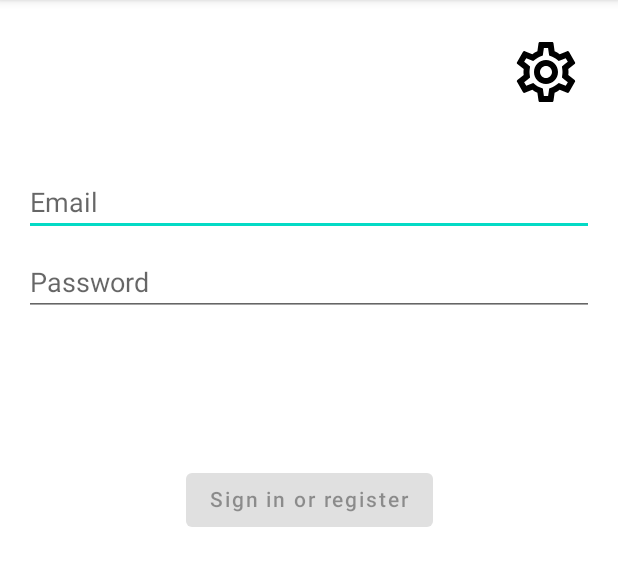
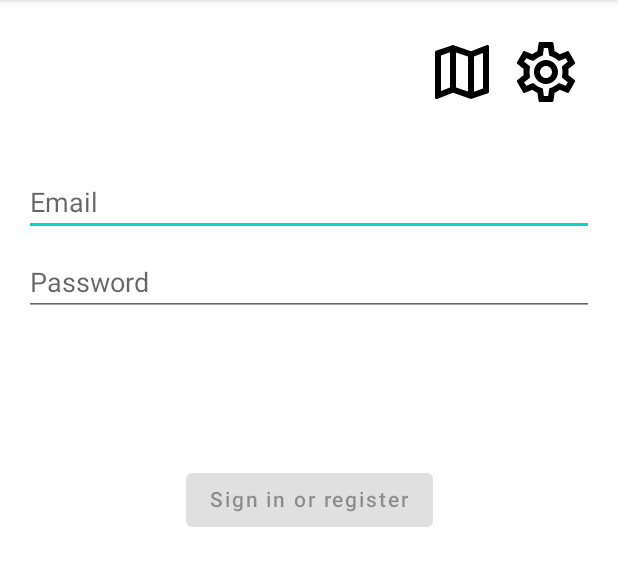
Before and after one commit to plusmobileapps/espresso-kotlin-playground, an Android app built with Jetpack Compose: the screen it shows after launch (LoginActivity), on a phone screen of 412 x 824 dp, the part 84-670 px from its top. Run offline under Robolectric (Android 15) with nearby library versions, the phone set to English and light mode, and no system bars; our stand-ins replace Dagger/Hilt's generated code, livedata-compose.

Commit message:
add a map activity

```diff
--- a/app/build.gradle
+++ b/app/build.gradle
@@ -5,7 +5,7 @@ plugins {
     id 'dagger.hilt.android.plugin'
     id 'org.jetbrains.kotlin.plugin.allopen'
     id 'org.jetbrains.kotlin.plugin.serialization'
-
+    id 'com.google.android.libraries.mapsplatform.secrets-gradle-plugin'
 }
 
 allOpen {
@@ -71,6 +71,7 @@ dependencies {
     implementation 'androidx.lifecycle:lifecycle-livedata-ktx:2.4.0'
     implementation 'androidx.lifecycle:lifecycle-viewmodel-ktx:2.5.0-alpha01'
     implementation "androidx.fragment:fragment-ktx:1.4.1"
+    implementation 'com.google.android.gms:play-services-maps:18.0.2'
 
     testImplementation 'junit:junit:4.13.2'
     androidTestImplementation 'androidx.test.ext:junit:1.1.3'
--- a/app/src/main/java/com/plusmobileapps/kotlinopenespresso/ui/login/LoginActivity.kt
+++ b/app/src/main/java/com/plusmobileapps/kotlinopenespresso/ui/login/LoginActivity.kt
@@ -17,6 +17,7 @@ import androidx.core.view.isVisible
 import androidx.lifecycle.Observer
 import com.plusmobileapps.kotlinopenespresso.R
 import com.plusmobileapps.kotlinopenespresso.databinding.ActivityLoginBinding
+import com.plusmobileapps.kotlinopenespresso.ui.MapActivity
 import com.plusmobileapps.kotlinopenespresso.ui.settings.SettingsActivity
 import dagger.hilt.android.AndroidEntryPoint
 
@@ -39,6 +40,10 @@ class LoginActivity : AppCompatActivity() {
 
         binding.settingsButton.setOnClickListener {
             startActivity(Intent(this, SettingsActivity::class.java))
+        }
+
+        binding.mapButton.setOnClickListener {
+            startActivity(Intent(this, MapActivity::class.java))
         }
 
         loginButton.setContent {
--- /dev/null
+++ b/app/src/main/res/drawable/ic_map_black_48dp.xml
@@ -0,0 +1,9 @@
+<vector xmlns:android="http://schemas.android.com/apk/res/android"
+    android:width="48dp"
+    android:height="48dp"
+    android:viewportWidth="24"
+    android:viewportHeight="24">
+  <path
+      android:pathData="M20.5,3l-0.16,0.03L15,5.1 9,3 3.36,4.9c-0.21,0.07 -0.36,0.25 -0.36,0.48L3,20.5c0,0.28 0.22,0.5 0.5,0.5l0.16,-0.03L9,18.9l6,2.1 5.64,-1.9c0.21,-0.07 0.36,-0.25 0.36,-0.48L21,3.5c0,-0.28 -0.22,-0.5 -0.5,-0.5zM10,5.47l4,1.4v11.66l-4,-1.4L10,5.47zM5,6.46l3,-1.01v11.7l-3,1.16L5,6.46zM19,17.54l-3,1.01L16,6.86l3,-1.16v11.84z"
+      android:fillColor="#000000"/>
+</vector>
--- a/app/src/main/res/layout/activity_login.xml
+++ b/app/src/main/res/layout/activity_login.xml
@@ -129,4 +129,15 @@
         app:layout_constraintTop_toTopOf="parent"
         app:srcCompat="@drawable/ic_settings_black_48dp" />
 
+    <ImageButton
+        android:id="@+id/map_button"
+        android:layout_width="wrap_content"
+        android:layout_height="wrap_content"
+        android:background="?attr/selectableItemBackgroundBorderless"
+        android:layout_marginTop="8dp"
+        android:layout_marginEnd="8dp"
+        app:layout_constraintEnd_toStartOf="@+id/settings_button"
+        app:layout_constraintTop_toTopOf="parent"
+        app:srcCompat="@drawable/ic_map_black_48dp" />
+
 </androidx.constraintlayout.widget.ConstraintLayout>
--- /dev/null
+++ b/app/src/main/res/layout/map_fragment.xml
@@ -0,0 +1,6 @@
+<?xml version="1.0" encoding="utf-8"?>
+<fragment xmlns:android="http://schemas.android.com/apk/res/android"
+    android:layout_width="match_parent"
+    android:layout_height="match_parent"
+    android:id="@+id/map"
+    android:name="com.google.android.gms.maps.SupportMapFragment" />
--- a/app/src/main/res/values/strings.xml
+++ b/app/src/main/res/values/strings.xml
@@ -12,4 +12,5 @@
     <string name="login_failed">"Login failed"</string>
 
     <string name="settings">Settings</string>
+    <string name="map">Map</string>
 </resources>
--- a/build.gradle
+++ b/build.gradle
@@ -19,6 +19,7 @@ buildscript {
         classpath "com.google.dagger:hilt-android-gradle-plugin:$hilt_version"
         classpath "org.jetbrains.kotlin:kotlin-allopen:$kotlin_version"
         classpath "org.jetbrains.kotlin:kotlin-serialization:$kotlin_version"
+        classpath "com.google.android.libraries.mapsplatform.secrets-gradle-plugin:secrets-gradle-plugin:2.0.0"
 
 
         // NOTE: Do not place your application dependencies here; they belong
```
Also changed, not shown: app/src/main/AndroidManifest.xml (+8 -0 lines), app/src/main/java/com/plusmobileapps/kotlinopenespresso/ui/MapActivity.kt (added, +41 -0 lines).
